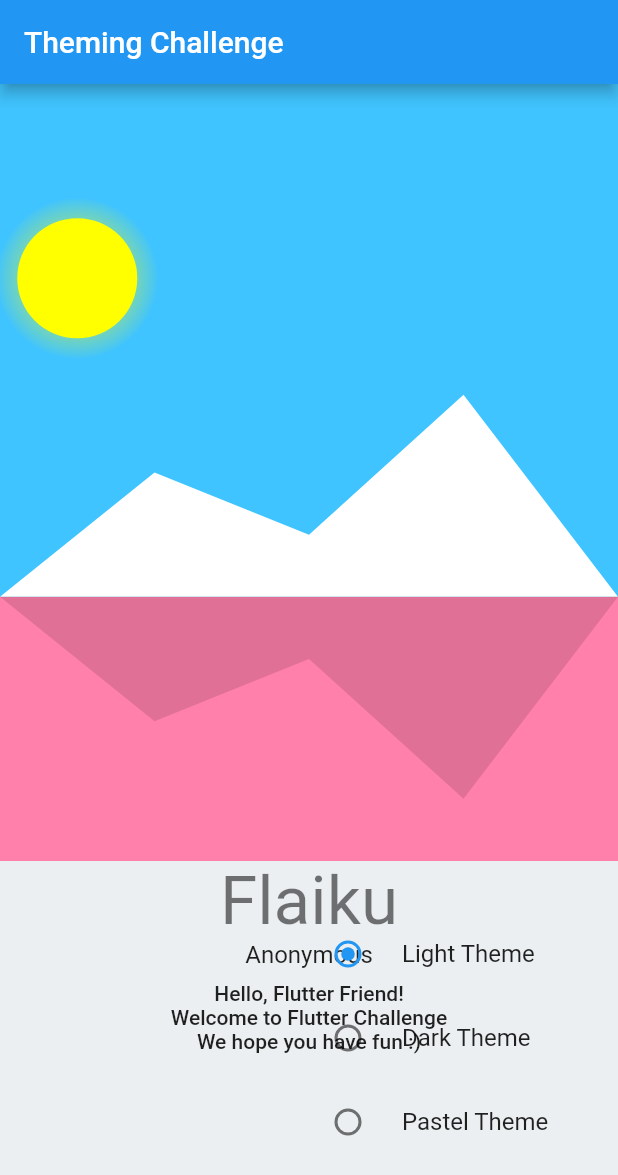
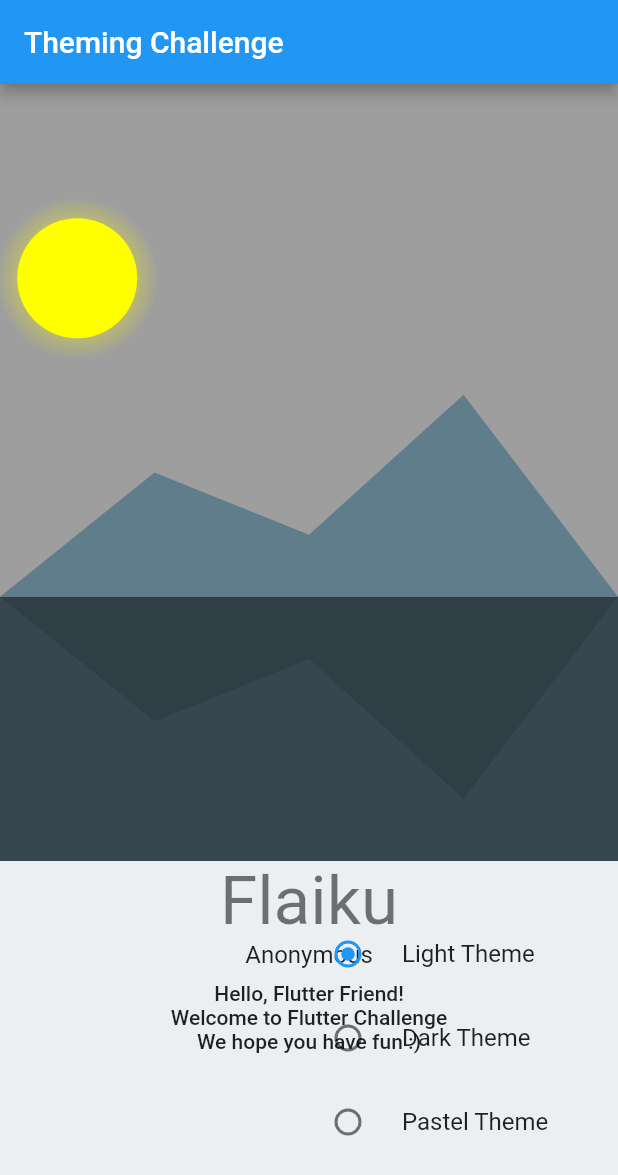
Before and after one commit to Flutter-Challenge/mini_challenge_1_starter_app, a Flutter app: the screen it shows after launch, on a phone screen of 412 x 824 dp. Shown: the top 1175 px of the screen. Run offline on Flutter 3.47's test engine with Material 2 defaults, Android fonts, the phone set to English and light mode, and no system bars.

Commit message:
fix todos, remove answers

```diff
--- a/lib/SceneryPainter.dart
+++ b/lib/SceneryPainter.dart
@@ -72,7 +72,7 @@ class SceneryPainter extends CustomPainter {
     int upOrDown;
     final skyHeight = _canvasHeight * .66;
     if (isMountain) {
-      _paint.color = Colors.white;
+      _paint.color = mountainColor;
       reflectionHeightDelta = 0;
       upOrDown = 1;
     } else {
--- a/lib/themes/custom_themes.dart
+++ b/lib/themes/custom_themes.dart
@@ -12,33 +12,33 @@ class CustomWidgetThemes {
   SceneryThemeData? sceneryThemeData;
 
   CustomWidgetThemes._(BuildContext context) {
-    //todo(you) Modify this so that it has different values for light and dark mode
-
     final theme = Provider.of<MyTheme>(context).currentTheme;
     switch (theme) {
+      // todo(you) These colors are dreary! Modify this so the picture it has different values for light, dark and pastel mode
+      //If you are feeling ambitious, add another ThemeType or two
       case ThemeType.Light:
         sceneryThemeData = SceneryThemeData(
-          skyFillColor: Colors.lightBlueAccent.shade200,
-          mountainFillColor: Colors.green.shade800,
-          waterFillColor: Colors.pinkAccent.shade100,
+          skyFillColor: Colors.grey,
+          mountainFillColor: Colors.blueGrey,
+          waterFillColor: Colors.blueGrey[800]!,
           drawMoon: false,
           drawSun: true,
         );
         break;
       case ThemeType.Dark:
         sceneryThemeData = SceneryThemeData(
-          skyFillColor: Colors.blueGrey.shade800,
-          mountainFillColor: Colors.green.shade800,
-          waterFillColor: Colors.pinkAccent.shade100,
+          skyFillColor: Colors.grey,
+          mountainFillColor: Colors.blueGrey,
+          waterFillColor: Colors.blueGrey[800]!,
           drawMoon: true,
           drawSun: false,
         );
         break;
       case ThemeType.Pastel:
         sceneryThemeData = SceneryThemeData(
-          skyFillColor: Colors.lightBlueAccent.shade200,
-          mountainFillColor: Colors.green.shade800,
-          waterFillColor: Colors.pinkAccent.shade100,
+          skyFillColor: Colors.grey,
+          mountainFillColor: Colors.blueGrey,
+          waterFillColor: Colors.blueGrey[800]!,
           drawMoon: true,
           drawSun: true,
         );
--- a/lib/themes/my_theme.dart
+++ b/lib/themes/my_theme.dart
@@ -12,7 +12,7 @@ class MyTheme with ChangeNotifier {
     return _themeType;
   }
 
-  // todo(you) fill this in and make the different text styles visible in TextTheme() look better
+  // todo(you) fill this in and make the different text styles visible in the text area look better
   ThemeData get currentThemeData {
     switch (_themeType) {
       case ThemeType.Light:
```
